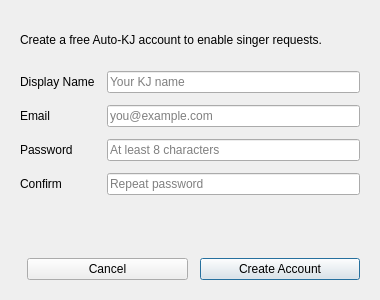
Qt form src/dlgregister.ui (pkircher29/auto-kj) before a commit.
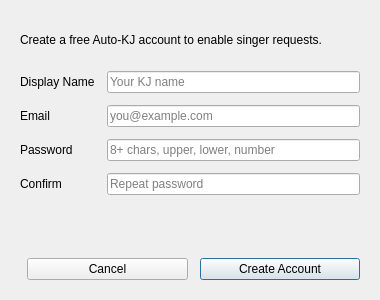
The same form after that commit.

Commit message: fix: harden desktop registration flow

What changed in the file:
```diff
--- a/src/dlgregister.ui
+++ b/src/dlgregister.ui
@@ -76,7 +76,7 @@
      <item row="2" column="1">
       <widget class="QLineEdit" name="lineEditPassword">
        <property name="placeholderText">
-        <string>At least 8 characters</string>
+        <string>8+ chars, upper, lower, number</string>
        </property>
        <property name="echoMode">
         <enum>QLineEdit::Password</enum>
```
The commit also changes 2 other files.
